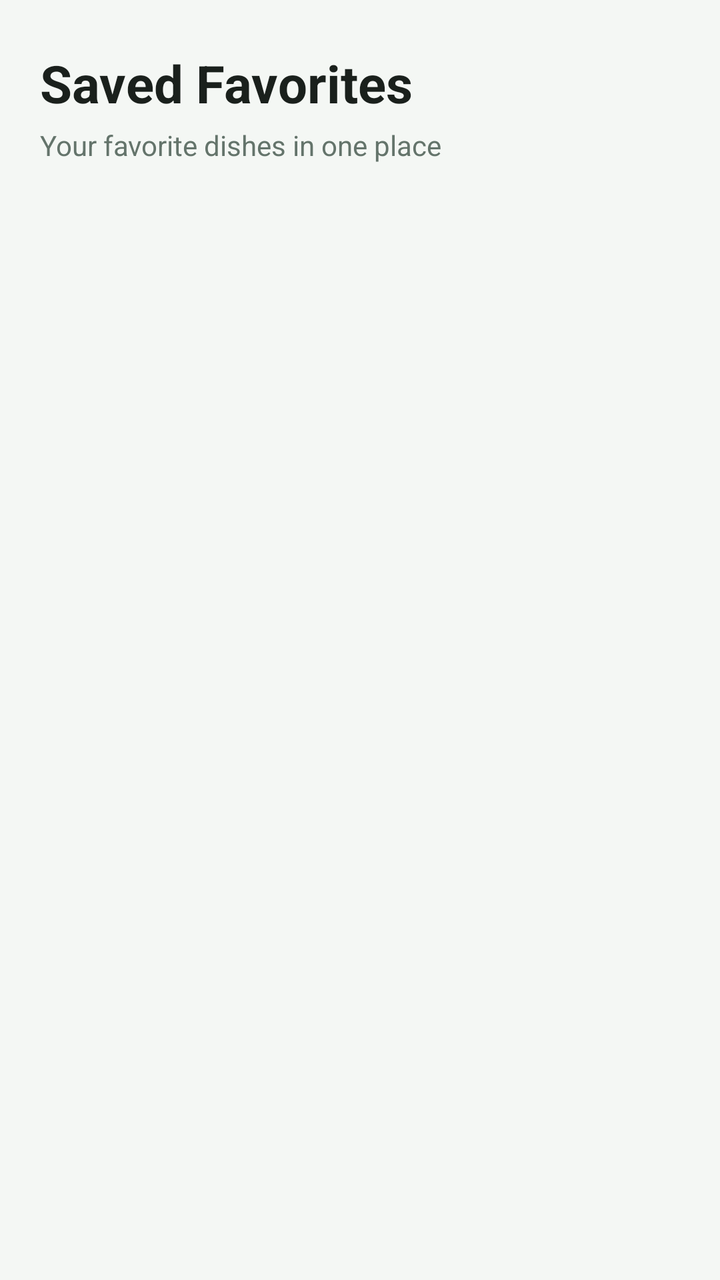
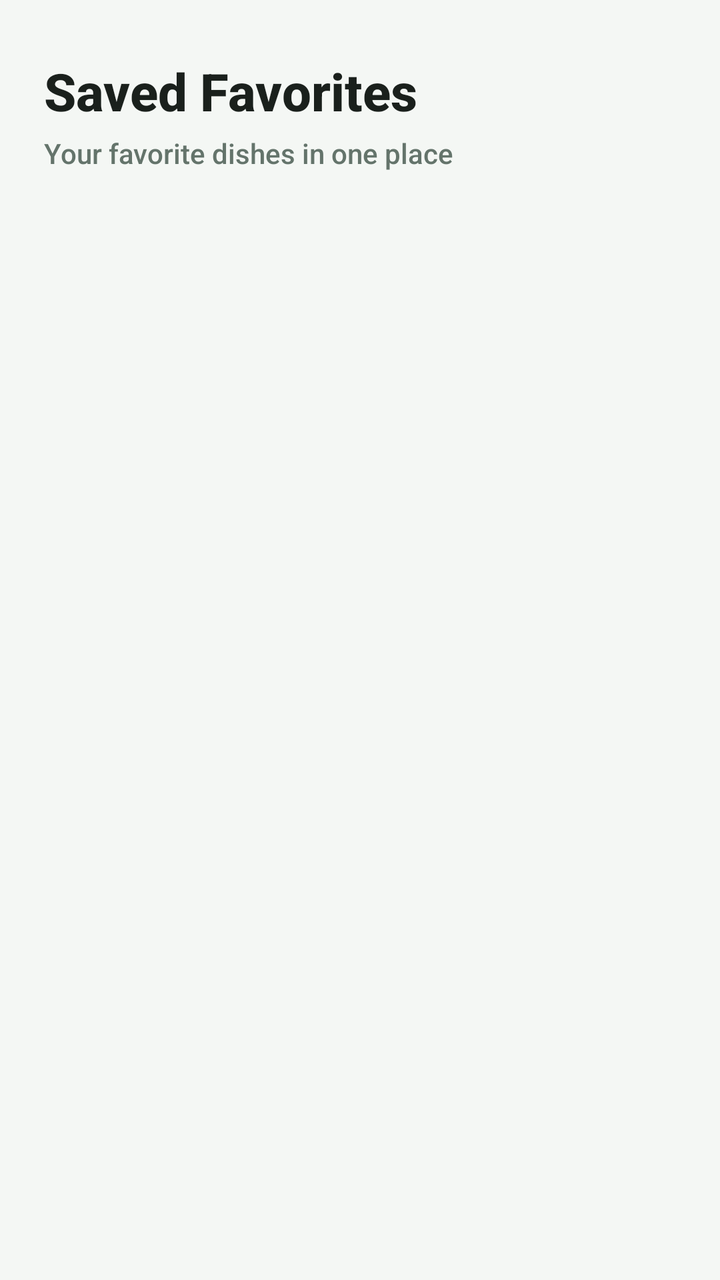

Before-and-after screenshots of an Android layout around one commit, followed by the original layout XML and the change that was made.
<!-- AndroidManifest.xml: application theme Theme.FoodOrderingSystem -->
<!-- res/layout/fragment_saved.xml -->
<?xml version="1.0" encoding="utf-8"?>
<LinearLayout xmlns:android="http://schemas.android.com/apk/res/android"
    xmlns:app="http://schemas.android.com/apk/res-auto"
    android:layout_width="match_parent"
    android:layout_height="match_parent"
    android:background="@color/bg_screen"
    android:orientation="vertical">

    <TextView
        android:layout_width="wrap_content"
        android:layout_height="wrap_content"
        android:layout_marginStart="20dp"
        android:layout_marginTop="24dp"
        android:text="Saved Favorites"
        android:textColor="@color/text_dark"
        android:textSize="26sp"
        android:textStyle="bold" />

    <TextView
        android:layout_width="wrap_content"
        android:layout_height="wrap_content"
        android:layout_marginStart="20dp"
        android:layout_marginTop="4dp"
        android:text="Your favorite dishes in one place"
        android:textColor="@color/text_secondary"
        android:textSize="14sp" />

    <TextView
        android:id="@+id/tv_empty_saved"
        android:layout_width="match_parent"
        android:layout_height="wrap_content"
        android:layout_marginTop="60dp"
        android:gravity="center"
        android:text="No saved favorites yet.\nTap the heart icon on any dish to save it!"
        android:textColor="@color/text_muted"
        android:textSize="15sp"
        android:visibility="gone" />

    <androidx.recyclerview.widget.RecyclerView
        android:id="@+id/rv_saved"
        android:layout_width="match_parent"
        android:layout_height="match_parent"
        android:layout_marginHorizontal="12dp"
        android:layout_marginTop="16dp"
        android:clipToPadding="false"
        android:paddingBottom="24dp" />

</LinearLayout>
<!-- resources referenced by this layout -->
<resources>
  <color name="bg_screen">#F4F7F4</color>
  <color name="text_dark">#1A201C</color>
  <color name="text_muted">#8A9A90</color>
  <color name="text_secondary">#64746B</color>
  <style name="Theme.FoodOrderingSystem" parent="Base.Theme.FoodOrderingSystem" />
  <style name="Base.Theme.FoodOrderingSystem" parent="Theme.Material3.DayNight.NoActionBar">
          <item name="colorPrimary">@color/primary_green</item>
          <item name="colorOnPrimary">@color/white</item>
          <item name="android:windowBackground">@color/bg_screen</item>
          <item name="android:statusBarColor">@color/bg_screen</item>
          <item name="android:windowLightStatusBar">true</item>
      </style>
  <color name="primary_green">#0F5A3B</color>
  <color name="white">#FFFFFFFF</color>
</resources>

<!-- the commit's change to res/layout/fragment_saved.xml (unified diff, before → after) -->
@@ -6,11 +6,13 @@
     android:background="@color/bg_screen"
     android:orientation="vertical">
 
+    
+    
     <TextView
         android:layout_width="wrap_content"
         android:layout_height="wrap_content"
-        android:layout_marginStart="20dp"
-        android:layout_marginTop="24dp"
+        android:layout_marginStart="22dp"
+        android:layout_marginTop="28dp"
         android:text="Saved Favorites"
         android:textColor="@color/text_dark"
         android:textSize="26sp"
@@ -19,19 +21,22 @@
     <TextView
         android:layout_width="wrap_content"
         android:layout_height="wrap_content"
-        android:layout_marginStart="20dp"
+        android:layout_marginStart="22dp"
         android:layout_marginTop="4dp"
         android:text="Your favorite dishes in one place"
         android:textColor="@color/text_secondary"
         android:textSize="14sp" />
 
+    
+    
     <TextView
         android:id="@+id/tv_empty_saved"
         android:layout_width="match_parent"
         android:layout_height="wrap_content"
-        android:layout_marginTop="60dp"
+        android:layout_marginTop="80dp"
         android:gravity="center"
-        android:text="No saved favorites yet.\nTap the heart icon on any dish to save it!"
+        android:lineSpacingExtra="5dp"
+        android:text="❤️\n\nNo saved favorites yet.\nTap the heart icon on any dish to save it!"
         android:textColor="@color/text_muted"
         android:textSize="15sp"
         android:visibility="gone" />
@@ -40,7 +45,7 @@
         android:id="@+id/rv_saved"
         android:layout_width="match_parent"
         android:layout_height="match_parent"
-        android:layout_marginHorizontal="12dp"
+        android:layout_marginHorizontal="10dp"
         android:layout_marginTop="16dp"
         android:clipToPadding="false"
         android:paddingBottom="24dp" />
<!-- resource entries referenced after the edit -->
@@ -11,6 +11,9 @@
           <item name="android:windowBackground">@color/bg_screen</item>
           <item name="android:statusBarColor">@color/bg_screen</item>
           <item name="android:windowLightStatusBar">true</item>
+          
+          <item name="android:overScrollMode">never</item>
+          <item name="android:fontFamily">sans-serif-medium</item>
       </style>
   <color name="primary_green">#0F5A3B</color>
   <color name="white">#FFFFFFFF</color>
